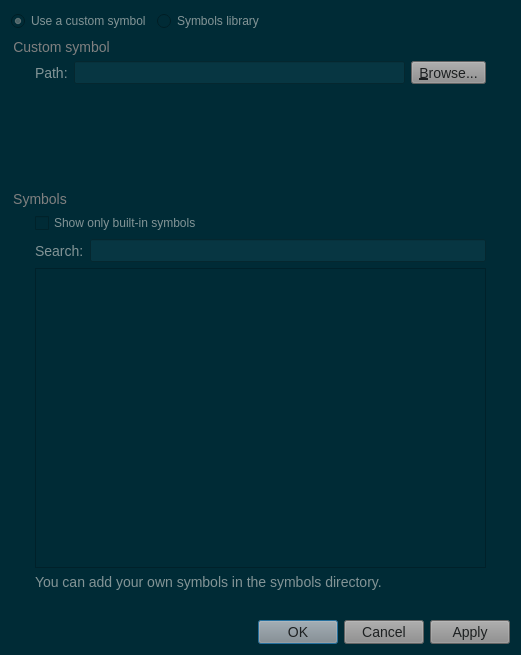
First picture: the form in gns3-gui-2.1.4/gns3/ui/symbol_selection_dialog.ui, repository n3oxmind/gns3theme, before the edit.
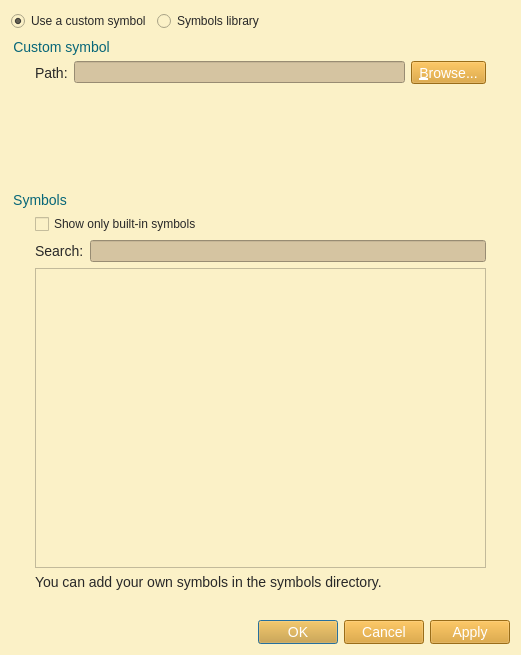
Second picture: the form after the edit.

The edit to the form file:
```diff
--- a/gns3-gui-2.1.4/gns3/ui/symbol_selection_dialog.ui
+++ b/gns3-gui-2.1.4/gns3/ui/symbol_selection_dialog.ui
@@ -15,27 +15,26 @@
   </property>
   <property name="styleSheet">
    <string notr="true">QWidget{
-	background-color: #002b36;
+	background-color: #fbf1c7;
 }
 QMenuBar::item{
-	background-color: #002b36;
+	background-color: #fbf1c7;
 }
 QDockWidget::title{
-	background: #073642;
+	background: #d5c4a1;
 	padding-left: 5px;
 }
 QDockWidget, QMenuBar{
-    color: #839496;
+    color: #282828;
     font: bold 14px;
 }
 QTextEdit, QPlainTextEdit, QLineEdit, QSpinBox, QComboBox {
-  background-color: #073642;
-  font: 13px;
-  color: #839496;
+  background-color: #d5c4a1;
+  color: #282828;
 }
 QTextEdit#uiConsoleTextEdit {
-  background-color: #002b36;
-  color: #839496;
+  background-color: #fbf1c7;
+  color: #282828;
   font: 13px;
 }
 QTabWidget {
@@ -43,84 +42,84 @@
 	border-top: 2px;
 }
 QTabBar::tab {
-    background: #073642;
-    color: #839496;
+    background: #d5c4a1;
+    color: #282828;
     min-width: 8ex;
     padding: 2px;
 	border-top-right-radius: 6px;
 	border-top-left-radius: 6px;
 }
 QTabBar::tab:selected {
-    background: #8a8a8a;
-	color: #1d2021;
+    background: #458588;
+	color: #FFFFFF;
 }
 QGroupBox {
-    color: #808080;
+    color: #076678;
     font: 14px;
     padding: 15px;
     border-style: none;
 }
 QMainWindow::separator {
-	background: #073642;
+	background: #d5c4a1;
 	width: 1px;
 	height: 1px;
 }
 QComboBox {
-	selection-background-color: #d75f00;
-	selection-color: #1c1c1c;
+	selection-background-color: #458588;
+	selection-color: #FFFFFF;
 }
 
 QToolBar{
-	background: #073642;
+	background: #d5c4a1;
 	border: 0px;
 }
 QPushButton {
-	background-color: #8a8a8a;
-    color: #1d2021;
+	background-color: #d79921;
+    color: #FFFFFF;
 	font: 14px;
 }
 QToolButton {
-	background-color: #8a8a8a;
-    color: #1d2021;
+	background-color: #d79921;
+    color: #FFFFFF;
 	font: 14px;
 }
 QTreeWidget, QListWidget {
-	background-color: #002b36;
-	color: #839496;
-    alternate-background-color: #073642;
+	background-color: #fbf1c7;
+	color: #282828;
+    alternate-background-color: #d5c4a1; 
 	font: 14px;
 }
 QTreeWidget#uiTreeWidget {
-	background-color: #073642;
-	color: #839496;
+	background-color: #d5c4a1;
+	color: #282828;
 	font: bold 16px;
 }
 QTreeWidget::item:selected, QTreeWidget::item:hover, QMenu::item:selected,QToolButton::hover,QPushButton::hover,QTabBar::tab:hover {
-	background-color: #d75f00;
-	color: #1c1c1c;
+	background-color: #458588;
+	color: #FFFFFF;
 }
 QMenu {
 	background-color: #002b36;
     color: #839496;
 }
 QLabel {
-	color: #839496;
+	color: #282828;
 	font: 14px;
 }
 QLabel#uiTitleLabel {
-	color: #839496;
+	color: #282828;
 	font: bold 16px;
 }
 
 QAbstractScrollArea::corner {
-    background: #002b36;
+    background: #fbf1c7;
 }
 QScrollBar::handle:horizontal {
-    background: #073642;
+    background: #d5c4a1;
     min-width: 20px;
 }
 QScrollBar::handle:vertical {
-    background: #073642;
+    background: #d5c4a1;
     min-width: 20px;
 }
 QScrollBar:vertical {
@@ -139,12 +138,12 @@
   background: none
 }
 QStatusBar {
-	background-color: #073642;
-	color: #839496;
+	background-color: #d5c4a1;
+	color: #282828;
 }
 
 QRadioButton, QCheckBox {
-  color: #839496;
+  color: #282828;
 }
 QRadioButton::disabled, QCheckBox::disabled {
   color: gray;
```
Left out of the diff: 4 changed lines with no effect on the pictures.
